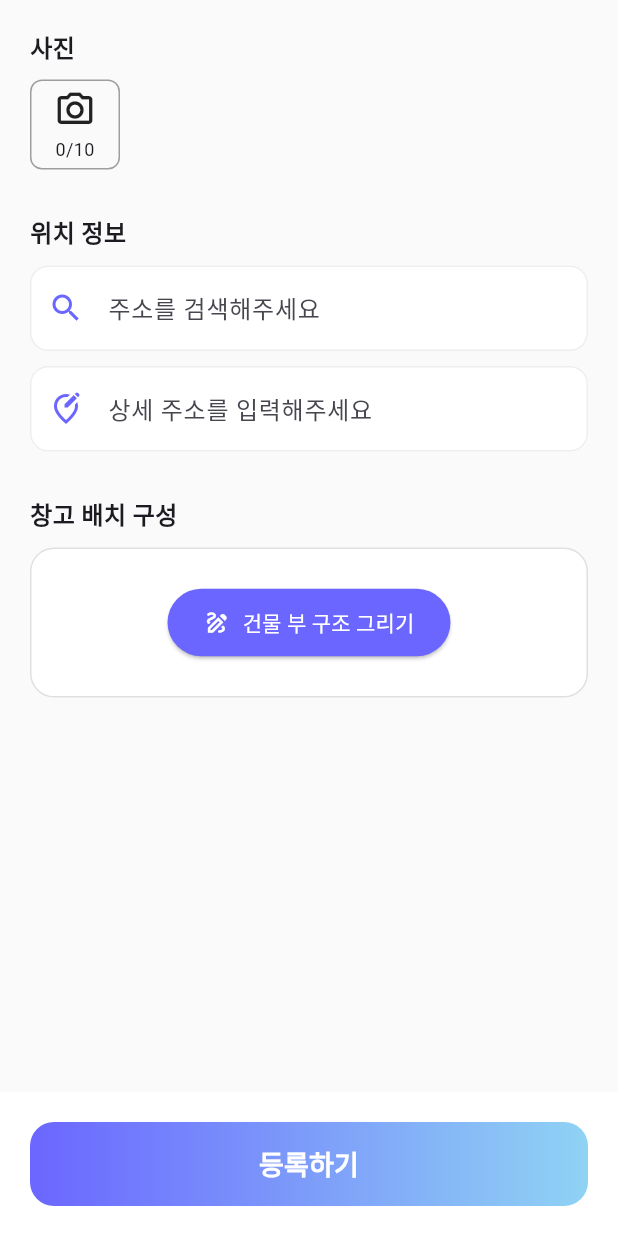
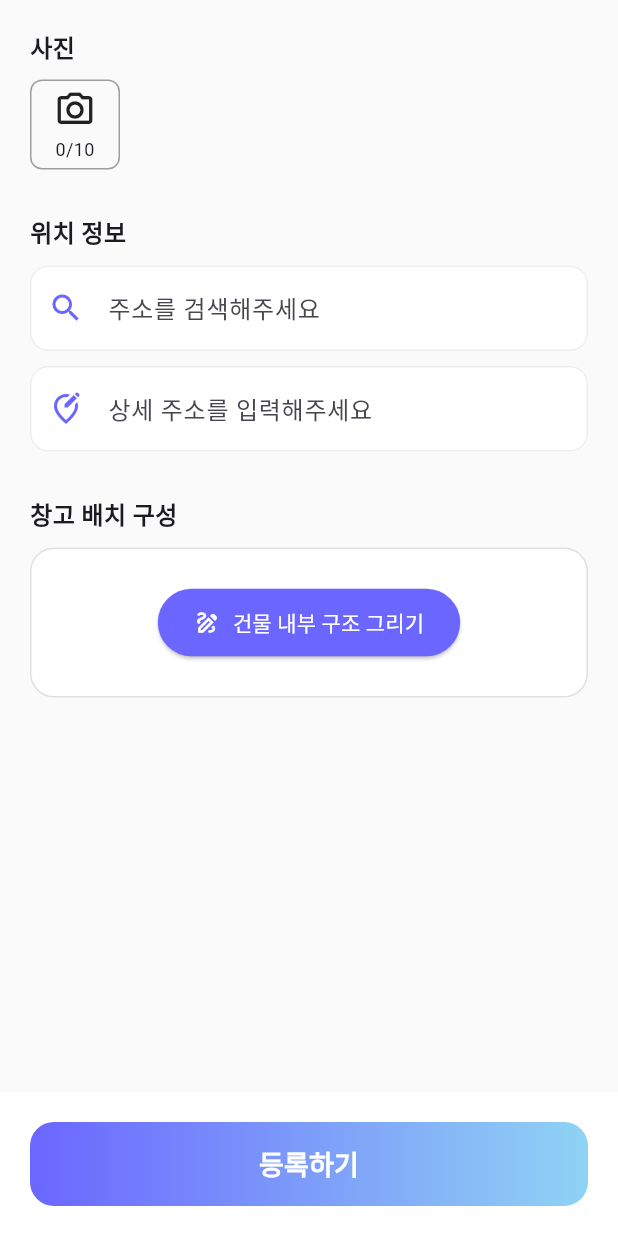
Before and after one commit to LeFlamish/JIMIKER, a Flutter app: the RegisterStorageScreen screen opened directly, on a phone screen of 412 x 824 dp. Run offline on Flutter 3.47's test engine with Material 3 defaults, Android fonts, the phone set to English and light mode, and no system bars; our stand-ins replace cloud_firestore, firebase_auth, firebase_core, firebase_storage, flutter_riverpod, geolocator and 3 more; missing offline and left inert: flutter_google_places_hoc081098; accounts and stored records are empty.

Commit message:
오타 수정

```diff
--- a/lib/features/home/menu/register_storage/screens/register_storage_screen.dart
+++ b/lib/features/home/menu/register_storage/screens/register_storage_screen.dart
@@ -273,7 +273,7 @@ class _RegisterStorageScreenState
               child: ElevatedButton.icon(
                 onPressed: _navigateToEditor,
                 icon: const Icon(Icons.draw_outlined),
-                label: const Text("건물 부 구조 그리기"),
+                label: const Text("건물 내부 구조 그리기"),
                 style: ElevatedButton.styleFrom(
                   backgroundColor: const Color(0xFF6B66FF),
                   foregroundColor: Colors.white,
```
